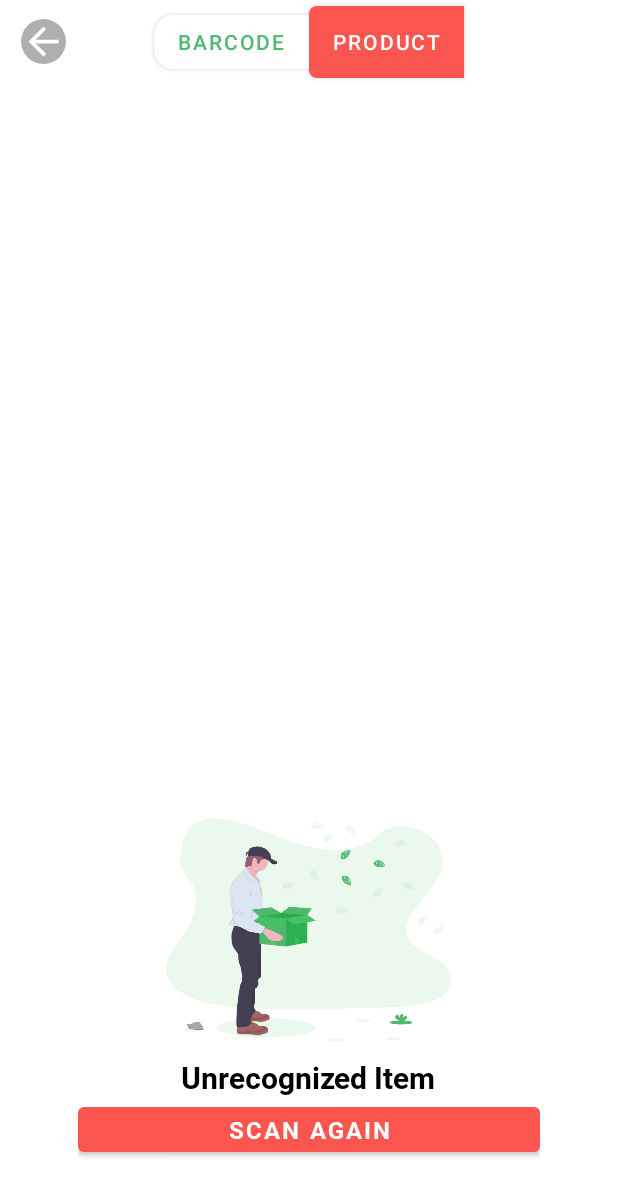
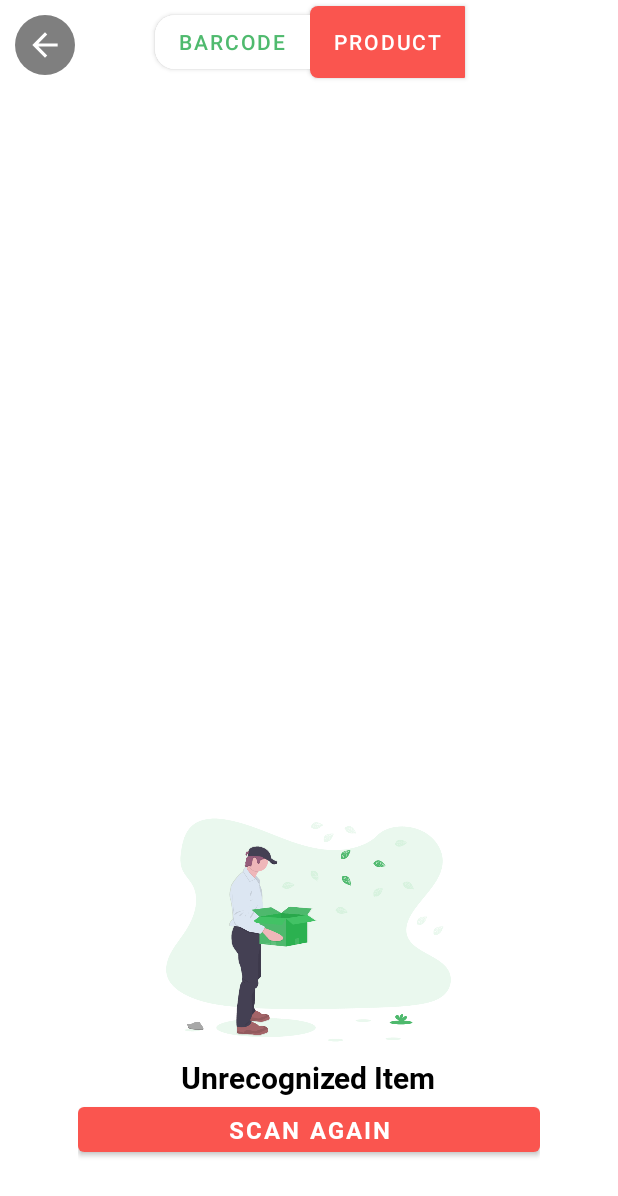
Before and after one commit to farizmpr/Fariz_skripsi, an Android app: the layout activity_scan.xml on its own in the app's theme, with its tools: preview values and no code run, on a phone screen of 412 x 824 dp. Shown: the top 1196 px of the screen. Run offline under Robolectric (Android 15) with nearby library versions, the phone set to English and light mode, and no system bars; network calls fail; Roboto replaces fonts that are not available here.

Commit message:
sfandrianah | update design dashboard

```diff
--- a/Halal_nutrition/app/src/main/java/com/acomp/khobarapp/ui/items/ScanItemsDetailFragment.java
+++ b/Halal_nutrition/app/src/main/java/com/acomp/khobarapp/ui/items/ScanItemsDetailFragment.java
@@ -75,7 +75,7 @@ public class ScanItemsDetailFragment extends Fragment implements ZXingScannerVie
     public View onCreateView(LayoutInflater inflater, ViewGroup container,
                              Bundle savedInstanceState) {
         View rootView = inflater.inflate(R.layout.activity_scan, container, false);
-        RelativeLayout closeBtn = (RelativeLayout) rootView.findViewById(R.id.back);
+        ImageView closeBtn = (ImageView) rootView.findViewById(R.id.GoBackIcon);
         closeBtn.setOnClickListener(goBackListener);
         if (!checkPermission()) {
             requestPermission();
--- a/Halal_nutrition/app/src/main/java/com/acomp/khobarapp/ui/items/ScanOCRItemsDetailFragment.java
+++ b/Halal_nutrition/app/src/main/java/com/acomp/khobarapp/ui/items/ScanOCRItemsDetailFragment.java
@@ -85,7 +85,7 @@ public class ScanOCRItemsDetailFragment extends Fragment {
     public View onCreateView(LayoutInflater inflater, ViewGroup container,
                              Bundle savedInstanceState) {
         View rootView = inflater.inflate(R.layout.activity_scan_ocr, container, false);
-        RelativeLayout closeBtn = (RelativeLayout) rootView.findViewById(R.id.back);
+        ImageView closeBtn = (ImageView) rootView.findViewById(R.id.GoBackIcon);
         closeBtn.setOnClickListener(goBackListener);
         if (!checkPermission()) {
             requestPermission();
--- a/Halal_nutrition/app/src/main/res/layout/activity_scan.xml
+++ b/Halal_nutrition/app/src/main/res/layout/activity_scan.xml
@@ -4,23 +4,43 @@
     xmlns:tools="http://schemas.android.com/tools"
     android:layout_width="match_parent"
     android:layout_height="match_parent">
-    <!--    <me.dm7.barcodescanner.zxing.ZXingScannerView-->
-    <!--        android:id="@+id/cameraView"-->
-    <!--        android:layout_width="match_parent"-->
-    <!--        android:layout_height="match_parent"-->
-    <!--        />-->
-    <!--    <SurfaceView-->
-    <!--        android:id="@+id/cameraView"-->
-    <!--        android:layout_width="match_parent"-->
-    <!--        android:layout_height="match_parent" >-->
 
-    <!--    </SurfaceView>-->
 
-    <LinearLayout xmlns:android="http://schemas.android.com/apk/res/android"
+        <RelativeLayout
             android:layout_width="match_parent"
             android:layout_height="match_parent"
-        android:orientation="vertical">
+            android:layout_centerInParent="true"
+            android:layout_toStartOf="@+id/right"
+            android:layout_toLeftOf="@id/right"
+            android:layout_toEndOf="@+id/left"
+            android:layout_toRightOf="@id/left"
+            android:background="@drawable/ic_viewfinder"
+            android:orientation="horizontal">
+        <RelativeLayout
+            android:id="@+id/scannerLayout"
+            android:layout_width="match_parent"
+            android:layout_height="match_parent"
+            android:layout_centerInParent="true"
+            android:background="@drawable/ic_viewfinder"
+            android:orientation="horizontal">
 
+        </RelativeLayout>
+            <include
+                layout="@layout/layout_bottom_sheet_scan"
+                android:layout_alignParentBottom="true"
+                android:layout_width="match_parent"
+                android:layout_height="wrap_content"
+                tools:layout_editor_absoluteY="8dp"
+                tools:layout_editor_absoluteX="8dp" />
+
+            <!--            <View-->
+            <!--                android:id="@+id/scannerBar"-->
+            <!--                android:layout_width="match_parent"-->
+            <!--                android:layout_height="50dp"-->
+            <!--                android:background="@drawable/scannbar"/>-->
+
+
+        </RelativeLayout>
         <LinearLayout
             android:id="@+id/toolbar_items"
             android:layout_width="match_parent"
@@ -32,21 +52,15 @@
             app:layout_constraintStart_toStartOf="parent"
             app:layout_constraintTop_toBottomOf="@id/toolbar_items">
 
-            <RelativeLayout
-                android:id="@+id/back"
-                android:layout_width="0dp"
-                android:layout_height="match_parent"
-                android:layout_weight="4">
-
             <ImageView
                 android:id="@+id/GoBackIcon"
-                    android:layout_width="30dp"
-                    android:layout_height="30dp"
-                    android:layout_centerInParent="true"
+                android:layout_width="40dp"
+                android:layout_height="40dp"
+                android:layout_margin="10dp"
+                android:background="@drawable/rounded_black_transparent"
+                android:padding="7dp"
                 android:src="@drawable/ic_back_white"
-                    android:background="@drawable/circle"
                 android:tint="@color/white" />
-            </RelativeLayout>
 
             <LinearLayout
                 android:layout_width="wrap_content"
@@ -113,44 +127,6 @@
 
         </LinearLayout>
 
-        <RelativeLayout
-            android:layout_width="match_parent"
-            android:layout_height="match_parent"
-            android:layout_centerInParent="true"
-            android:layout_toStartOf="@+id/right"
-            android:layout_toLeftOf="@id/right"
-            android:layout_toEndOf="@+id/left"
-            android:layout_toRightOf="@id/left"
-            android:background="@drawable/ic_viewfinder"
-            android:orientation="horizontal">
-        <RelativeLayout
-            android:id="@+id/scannerLayout"
-            android:layout_width="match_parent"
-            android:layout_height="match_parent"
-            android:layout_centerInParent="true"
-            android:background="@drawable/ic_viewfinder"
-            android:orientation="horizontal">
-
-        </RelativeLayout>
-            <include
-                layout="@layout/layout_bottom_sheet_scan"
-                android:layout_alignParentBottom="true"
-                android:layout_width="match_parent"
-                android:layout_height="wrap_content"
-                tools:layout_editor_absoluteY="8dp"
-                tools:layout_editor_absoluteX="8dp" />
-
-            <!--            <View-->
-            <!--                android:id="@+id/scannerBar"-->
-            <!--                android:layout_width="match_parent"-->
-            <!--                android:layout_height="50dp"-->
-            <!--                android:background="@drawable/scannbar"/>-->
-
-
-        </RelativeLayout>
-
-
-    </LinearLayout>
 
 
 </FrameLayout>
```
Also changed, not shown: Halal_nutrition/app/src/main/res/layout/activity_scan_ocr.xml (+46 -58 lines). Lines whose indentation alone changed are shown as unchanged.
